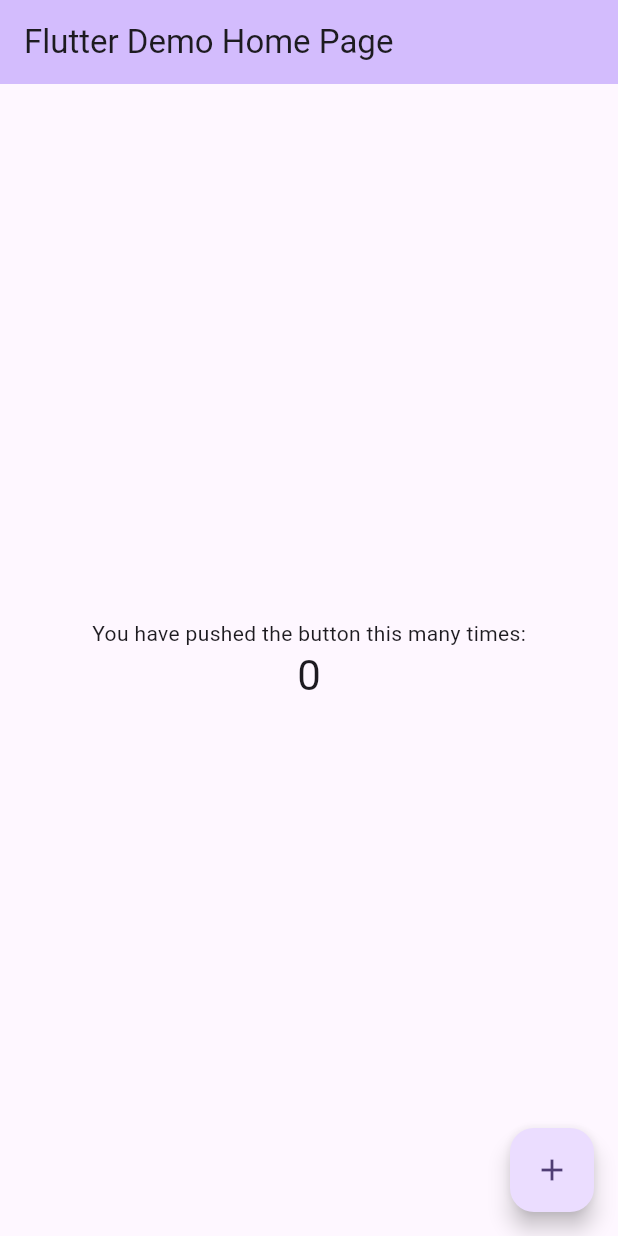
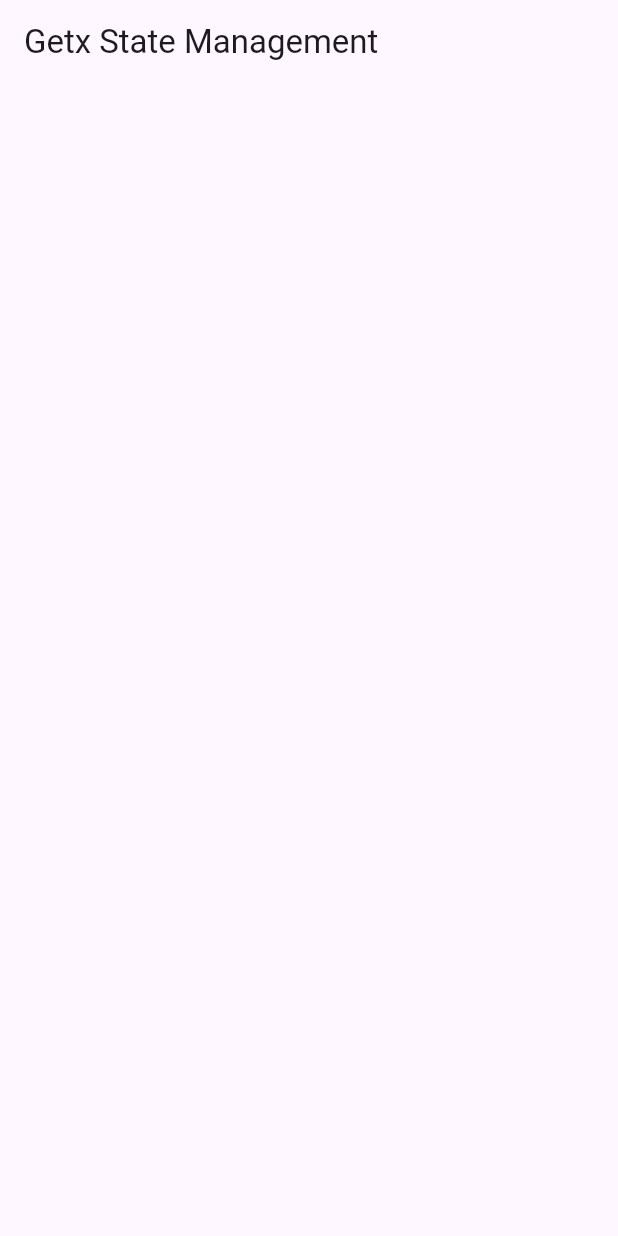
Before and after one commit to Khammunh/learn_getx, a Flutter app: the screen it shows after launch, on a phone screen of 412 x 824 dp. Run offline on Flutter 3.47's test engine with Material 3 defaults, Android fonts, the phone set to English and light mode, and no system bars; our stand-ins replace get.

Commit message:
update main.dart

```diff
--- a/lib/main.dart
+++ b/lib/main.dart
@@ -1,125 +1,33 @@
 import 'package:flutter/material.dart';
+import 'package:get/get.dart';
 
 void main() {
-  runApp(const MyApp());
+  runApp(
+    const MyApp(),
+  );
 }
 
 class MyApp extends StatelessWidget {
   const MyApp({super.key});
 
-  // This widget is the root of your application.
   @override
   Widget build(BuildContext context) {
-    return MaterialApp(
-      title: 'Flutter Demo',
-      theme: ThemeData(
-        // This is the theme of your application.
-        //
-        // TRY THIS: Try running your application with "flutter run". You'll see
-        // the application has a purple toolbar. Then, without quitting the app,
-        // try changing the seedColor in the colorScheme below to Colors.green
-        // and then invoke "hot reload" (save your changes or press the "hot
-        // reload" button in a Flutter-supported IDE, or press "r" if you used
-        // the command line to start the app).
-        //
-        // Notice that the counter didn't reset back to zero; the application
-        // state is not lost during the reload. To reset the state, use hot
-        // restart instead.
-        //
-        // This works for code too, not just values: Most code changes can be
-        // tested with just a hot reload.
-        colorScheme: ColorScheme.fromSeed(seedColor: Colors.deepPurple),
-        useMaterial3: true,
-      ),
-      home: const MyHomePage(title: 'Flutter Demo Home Page'),
+    return const GetMaterialApp(
+      debugShowCheckedModeBanner: false,
+      home: HomePage(),
     );
   }
 }
 
-class MyHomePage extends StatefulWidget {
-  const MyHomePage({super.key, required this.title});
-
-  // This widget is the home page of your application. It is stateful, meaning
-  // that it has a State object (defined below) that contains fields that affect
-  // how it looks.
-
-  // This class is the configuration for the state. It holds the values (in this
-  // case the title) provided by the parent (in this case the App widget) and
-  // used by the build method of the State. Fields in a Widget subclass are
-  // always marked "final".
-
-  final String title;
-
-  @override
-  State<MyHomePage> createState() => _MyHomePageState();
-}
-
-class _MyHomePageState extends State<MyHomePage> {
-  int _counter = 0;
-
-  void _incrementCounter() {
-    setState(() {
-      // This call to setState tells the Flutter framework that something has
-      // changed in this State, which causes it to rerun the build method below
-      // so that the display can reflect the updated values. If we changed
-      // _counter without calling setState(), then the build method would not be
-      // called again, and so nothing would appear to happen.
-      _counter++;
-    });
-  }
+class HomePage extends StatelessWidget {
+  const HomePage({super.key});
 
   @override
   Widget build(BuildContext context) {
-    // This method is rerun every time setState is called, for instance as done
-    // by the _incrementCounter method above.
-    //
-    // The Flutter framework has been optimized to make rerunning build methods
-    // fast, so that you can just rebuild anything that needs updating rather
-    // than having to individually change instances of widgets.
     return Scaffold(
       appBar: AppBar(
-        // TRY THIS: Try changing the color here to a specific color (to
-        // Colors.amber, perhaps?) and trigger a hot reload to see the AppBar
-        // change color while the other colors stay the same.
-        backgroundColor: Theme.of(context).colorScheme.inversePrimary,
-        // Here we take the value from the MyHomePage object that was created by
-        // the App.build method, and use it to set our appbar title.
-        title: Text(widget.title),
+        title: const Text('Getx State Management'),
       ),
-      body: Center(
-        // Center is a layout widget. It takes a single child and positions it
-        // in the middle of the parent.
-        child: Column(
-          // Column is also a layout widget. It takes a list of children and
-          // arranges them vertically. By default, it sizes itself to fit its
-          // children horizontally, and tries to be as tall as its parent.
-          //
-          // Column has various properties to control how it sizes itself and
-          // how it positions its children. Here we use mainAxisAlignment to
-          // center the children vertically; the main axis here is the vertical
-          // axis because Columns are vertical (the cross axis would be
-          // horizontal).
-          //
-          // TRY THIS: Invoke "debug painting" (choose the "Toggle Debug Paint"
-          // action in the IDE, or press "p" in the console), to see the
-          // wireframe for each widget.
-          mainAxisAlignment: MainAxisAlignment.center,
-          children: <Widget>[
-            const Text(
-              'You have pushed the button this many times:',
-            ),
-            Text(
-              '$_counter',
-              style: Theme.of(context).textTheme.headlineMedium,
-            ),
-          ],
-        ),
-      ),
-      floatingActionButton: FloatingActionButton(
-        onPressed: _incrementCounter,
-        tooltip: 'Increment',
-        child: const Icon(Icons.add),
-      ), // This trailing comma makes auto-formatting nicer for build methods.
     );
   }
 }
--- a/pubspec.yaml
+++ b/pubspec.yaml
@@ -35,6 +35,7 @@ dependencies:
   # The following adds the Cupertino Icons font to your application.
   # Use with the CupertinoIcons class for iOS style icons.
   cupertino_icons: ^1.0.2
+  get: ^4.6.6
 
 dev_dependencies:
   flutter_test:
```
Also changed, not shown: pubspec.lock.
